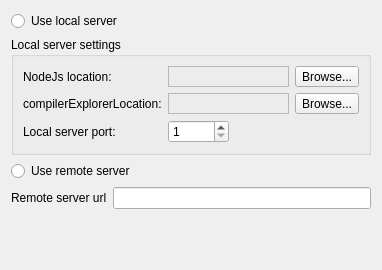
First picture: the form in src/gui/CompilerExplorerOptionsWidget.ui, repository dobokirisame/CompilerExplorer, before the edit.
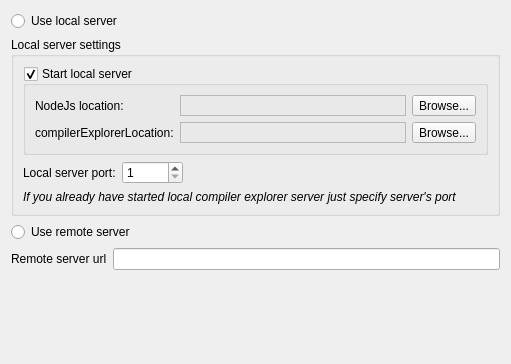
Second picture: the form after the edit.

Commit message: start issue #14 reworked ui file

The edit to the form file:
```diff
--- a/src/gui/CompilerExplorerOptionsWidget.ui
+++ b/src/gui/CompilerExplorerOptionsWidget.ui
@@ -6,8 +6,8 @@
    <rect>
     <x>0</x>
     <y>0</y>
-    <width>382</width>
-    <height>270</height>
+    <width>511</width>
+    <height>364</height>
    </rect>
   </property>
   <property name="windowTitle">
@@ -19,20 +19,16 @@
      <property name="title">
       <string>Local server settings</string>
      </property>
+     <layout class="QVBoxLayout" name="verticalLayout">
+      <item>
+       <widget class="QGroupBox" name="groupBox">
+        <property name="title">
+         <string>Start local server</string>
+        </property>
+        <property name="checkable">
+         <bool>true</bool>
+        </property>
      <layout class="QFormLayout" name="formLayout">
-      <item row="0" column="0">
-       <widget class="QLabel" name="label">
-        <property name="sizePolicy">
-         <sizepolicy hsizetype="Fixed" vsizetype="Preferred">
-          <horstretch>0</horstretch>
-          <verstretch>0</verstretch>
-         </sizepolicy>
-        </property>
-        <property name="text">
-         <string>NodeJs location:</string>
-        </property>
-       </widget>
-      </item>
       <item row="0" column="1">
        <layout class="QHBoxLayout" name="horizontalLayout_2">
         <item>
@@ -78,20 +74,7 @@
         </item>
        </layout>
       </item>
-      <item row="1" column="0">
-       <widget class="QLabel" name="label_2">
-        <property name="sizePolicy">
-         <sizepolicy hsizetype="Fixed" vsizetype="Preferred">
-          <horstretch>0</horstretch>
-          <verstretch>0</verstretch>
-         </sizepolicy>
-        </property>
-        <property name="text">
-         <string>compilerExplorerLocation:</string>
-        </property>
-       </widget>
-      </item>
-      <item row="1" column="1">
+         <item row="3" column="1">
        <layout class="QHBoxLayout" name="horizontalLayout">
         <item>
          <widget class="QFrame" name="frame_2">
@@ -136,14 +119,49 @@
         </item>
        </layout>
       </item>
-      <item row="2" column="0">
+         <item row="3" column="0">
+          <widget class="QLabel" name="label_2">
+           <property name="sizePolicy">
+            <sizepolicy hsizetype="Fixed" vsizetype="Preferred">
+             <horstretch>0</horstretch>
+             <verstretch>0</verstretch>
+            </sizepolicy>
+           </property>
+           <property name="text">
+            <string>compilerExplorerLocation:</string>
+           </property>
+          </widget>
+         </item>
+         <item row="0" column="0">
+          <widget class="QLabel" name="label">
+           <property name="sizePolicy">
+            <sizepolicy hsizetype="Fixed" vsizetype="Preferred">
+             <horstretch>0</horstretch>
+             <verstretch>0</verstretch>
+            </sizepolicy>
+           </property>
+           <property name="text">
+            <string>NodeJs location:</string>
+           </property>
+          </widget>
+         </item>
+        </layout>
+        <zorder>label</zorder>
+        <zorder></zorder>
+        <zorder></zorder>
+        <zorder>label_2</zorder>
+       </widget>
+      </item>
+      <item>
+       <layout class="QHBoxLayout" name="horizontalLayout_4">
+        <item>
        <widget class="QLabel" name="label_4">
         <property name="text">
          <string>Local server port:</string>
         </property>
        </widget>
       </item>
-      <item row="2" column="1">
+        <item>
        <layout class="QHBoxLayout" name="horizontalLayout_3">
         <item>
          <widget class="QSpinBox" name="localPort">
@@ -169,6 +187,20 @@
          </spacer>
         </item>
        </layout>
+        </item>
+       </layout>
+      </item>
+      <item>
+       <widget class="QLabel" name="label_5">
+        <property name="font">
+         <font>
+          <italic>true</italic>
+         </font>
+        </property>
+        <property name="text">
+         <string>If you already have started local compiler explorer server just specify server's port</string>
+        </property>
+       </widget>
       </item>
      </layout>
     </widget>
```
Lines whose indentation alone changed are shown as unchanged. The commit also changes 1 other file.
